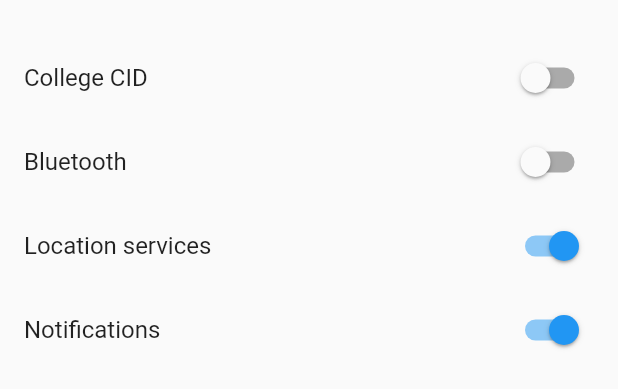
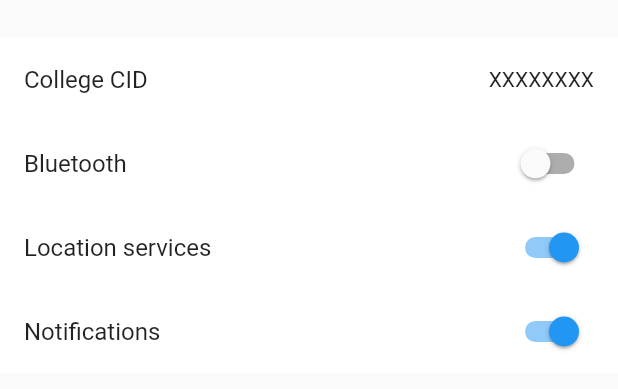
Before and after one commit to PeaSermsuk/contact_tracing_fyp, a Flutter app: the SettingsTab widget shown alone on an empty page, opened directly, on a phone screen of 412 x 824 dp. Shown: the top 389 px of the screen. Run offline on Flutter 3.47's test engine with Material 2 defaults, Android fonts, the phone set to English and light mode, and no system bars.

Commit message:
List in SETTINGS page finally appears in BODY Added white tile colour Still needs dividers

```diff
--- a/lib/settings_tab.dart
+++ b/lib/settings_tab.dart
@@ -15,17 +15,15 @@ class _SettingsTabState extends State<SettingsTab> {
   var switch2 = true;
   var switch3 = true;
 
-  Widget _buildList() {
+  Widget build(BuildContext context) {
     return ListView(
       children: [
-        Padding(padding: EdgeInsets.only(top: 24)),
+        Padding(padding: EdgeInsets.only(top: 25)),
         ListTile(
           title: Text('College CID'),
           // The Material switch has a platform adaptive constructor.
-          trailing: Switch.adaptive(
-            value: switch1,
-            onChanged: (value) => setState(() => switch1 = value),
-          ),
+          trailing: Text('XXXXXXXX'),
+          tileColor: Colors.white,
         ),
         ListTile(
           title: Text('Bluetooth'),
@@ -34,6 +32,7 @@ class _SettingsTabState extends State<SettingsTab> {
             value: switch1,
             onChanged: (value) => setState(() => switch1 = value),
           ),
+          tileColor: Colors.white,
         ),
         ListTile(
           title: Text('Location services'),
@@ -41,6 +40,7 @@ class _SettingsTabState extends State<SettingsTab> {
             value: switch2,
             onChanged: (value) => setState(() => switch2 = value),
           ),
+          tileColor: Colors.white,
         ),
         ListTile(
           title: Text('Notifications'),
@@ -48,28 +48,9 @@ class _SettingsTabState extends State<SettingsTab> {
             value: switch3,
             onChanged: (value) => setState(() => switch3 = value),
           ),
+          tileColor: Colors.white,
         ),
       ],
     );
   }
-
-    // ===========================================================================
-  // Non-shared code below because this tab uses different scaffolds.
-  // ===========================================================================
-
-  Widget _buildAndroid(BuildContext context) {
-    return Scaffold(
-    //  appBar: AppBar(
-    //    title: Text(SettingsTab.title),
-    //  ),
-      body: _buildList(),
-    );
-  }
-
-  @override
-  Widget build(context) {
-    return PlatformWidget(
-      androidBuilder: _buildAndroid,
-    );
-  }
 }
```
Also changed, not shown: lib/widgets.dart (+9 -4 lines).
